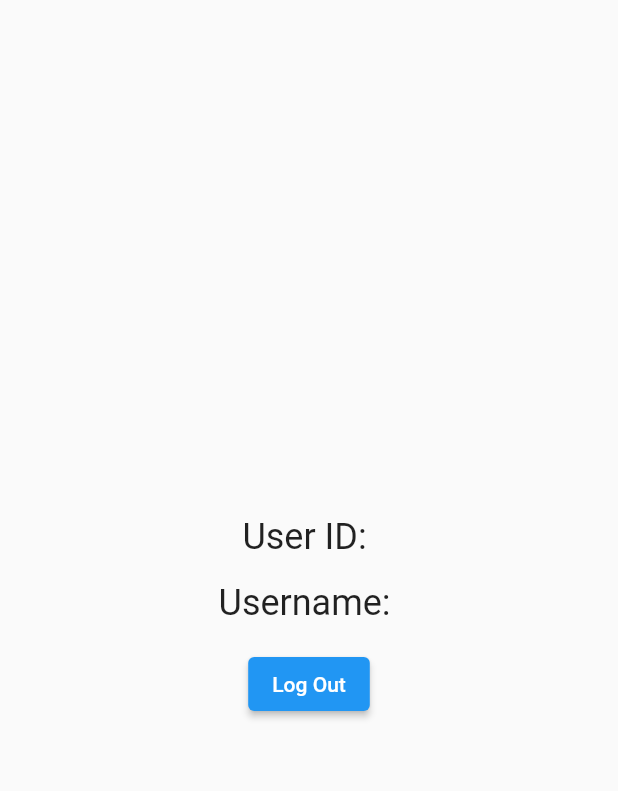
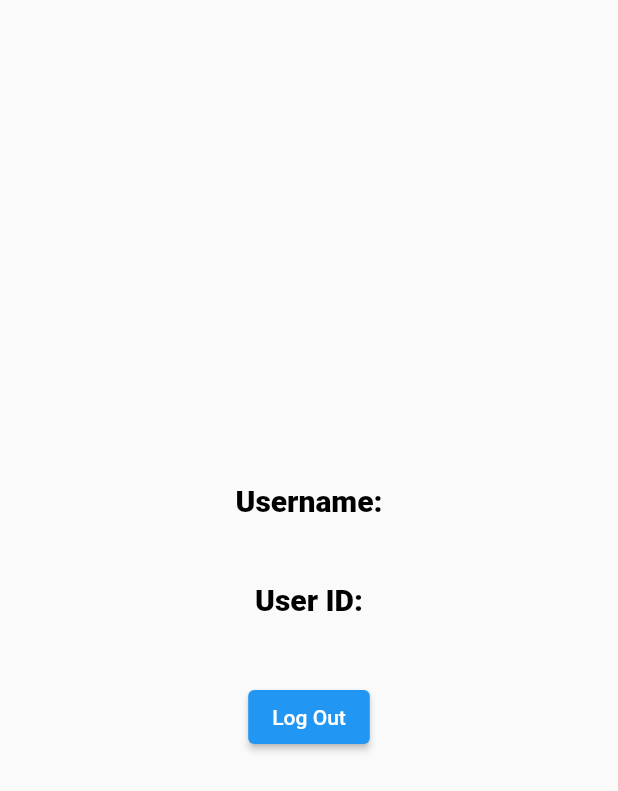
Before and after one commit to DejKulFERI/data_applicaton, a Flutter app: the ProfilePage screen opened directly with empty values, on a phone screen of 412 x 824 dp. Shown: the top 791 px of the screen. Run offline on Flutter 3.47's test engine with Material 2 defaults, Android fonts, the phone set to English and light mode, and no system bars; our stand-ins replace flutter_map, geolocator, latlong2, sensors_plus, shared_preferences; accounts and stored records are empty.

Commit message:
Added moving marker on map. Changed profile styling Deleted profile.dart because it is in login.dart

```diff
--- a/lib/login.dart
+++ b/lib/login.dart
@@ -202,14 +202,40 @@ class ProfilePage extends StatelessWidget {
         child: Column(
           mainAxisAlignment: MainAxisAlignment.center,
           children: [
+            const Text(
+              'Username:',
+              style: TextStyle(
+                color: Colors.black,
+                fontSize: 20,
+                fontWeight: FontWeight.w900,
+              ),
+            ),
+            const SizedBox(height: 8),
             Text(
-              'User ID: $userId',
-              style: const TextStyle(fontSize: 24),
+              username,
+              style: const TextStyle(
+                color: Color.fromRGBO(124, 124, 124, 1),
+                fontSize: 16,
+                fontWeight: FontWeight.w500,
+              ),
             ),
             const SizedBox(height: 16),
+            const Text(
+              'User ID:',
+              style: TextStyle(
+                color: Colors.black,
+                fontSize: 20,
+                fontWeight: FontWeight.w900,
+              ),
+            ),
+            const SizedBox(height: 8),
             Text(
-              'Username: $username',
-              style: const TextStyle(fontSize: 24),
+              userId,
+              style: const TextStyle(
+                color: Color.fromRGBO(124, 124, 124, 1),
+                fontSize: 16,
+                fontWeight: FontWeight.w500,
+              ),
             ),
             const SizedBox(height: 16),
             ElevatedButton(
--- a/lib/sensorData.dart
+++ b/lib/sensorData.dart
@@ -250,7 +250,7 @@ class _MySensorDataState extends State<MySensorData>
               _currentPosition != null
                   ? 'Latitude: ${_currentPosition!.latitude}\nLongitude: ${_currentPosition!.longitude}'
                   : 'Getting location...',
-              style: TextStyle(
+              style: const TextStyle(
                 color: Color.fromRGBO(124, 124, 124, 1),
                 fontSize: 16,
                 fontWeight: FontWeight.w500,
```
Also changed, not shown: lib/map.dart (+16 -8 lines), lib/profile.dart (deleted, +0 -76 lines), 1 other file.
